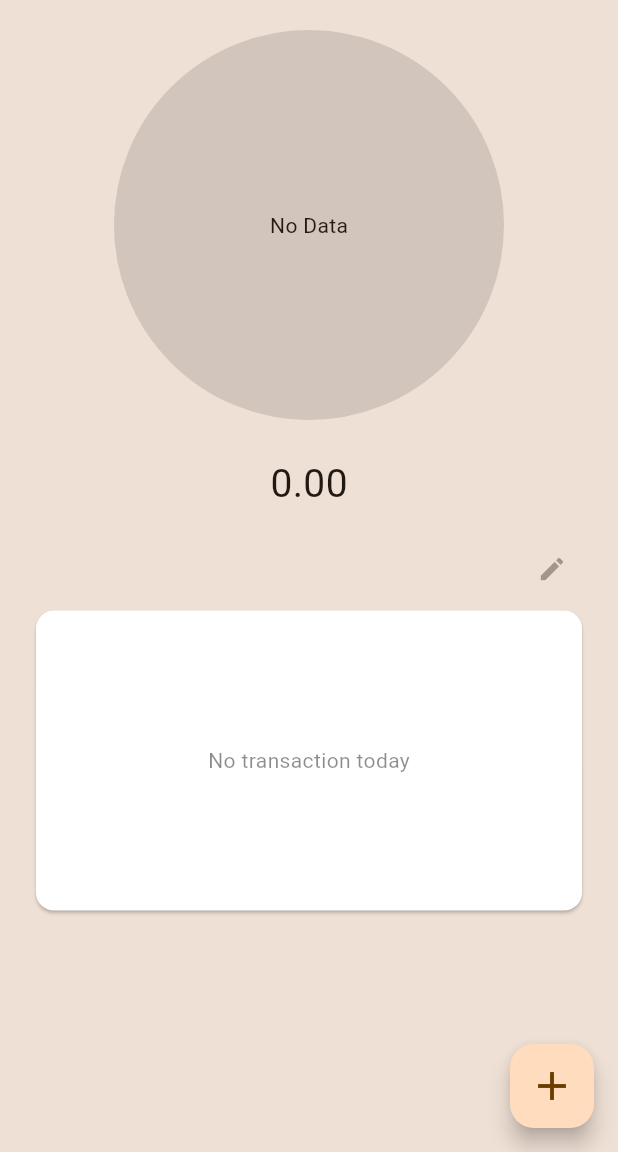
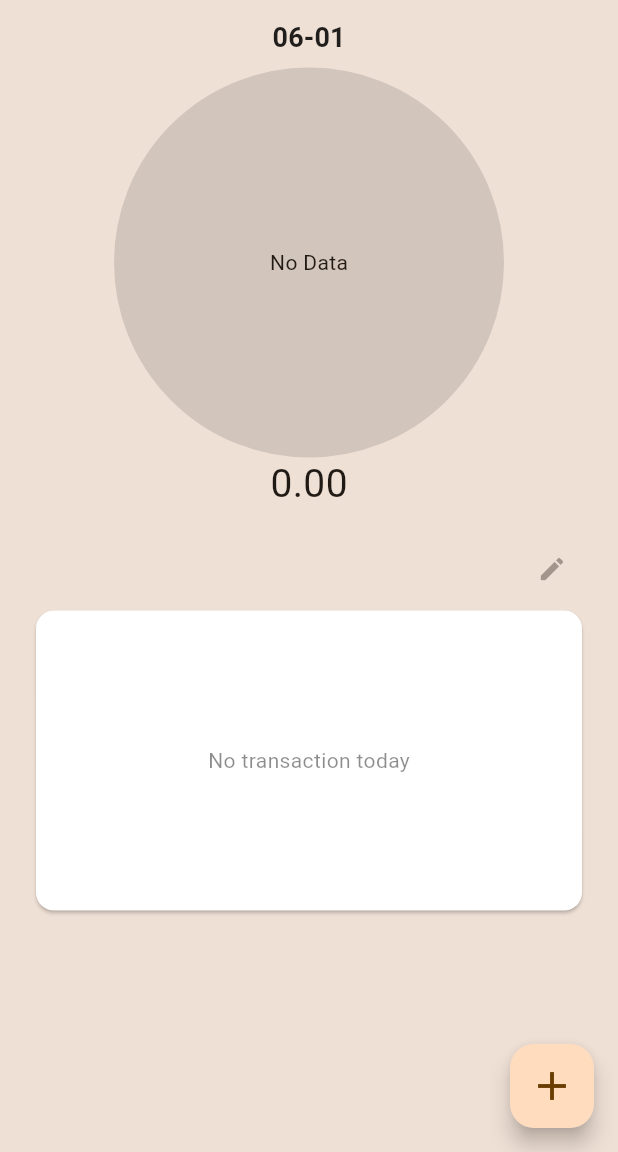
Before and after one commit to aidilrx04/duitgone2, a Flutter app: the screen it shows after launch, on a phone screen of 412 x 824 dp, the part 84-1236 px from its top. Run offline on Flutter 3.47's test engine with Material 3 defaults, Android fonts, the phone set to English and light mode, and no system bars; drawn by our look-alikes of fl_chart; our stand-ins replace shared_preferences.

Commit message:
feat(app): add date select bar to select different date

```diff
--- a/lib/models/transaction.dart
+++ b/lib/models/transaction.dart
@@ -98,6 +98,10 @@ class Transaction {
     return transactions;
   }
 
+  static List<String> getDates() {
+    return _data.entries.map((entry) => entry.key).toList();
+  }
+
   static Future<bool> save(Transaction t) async {
     final prefs = await SharedPreferences.getInstance();
 
--- a/lib/screens/app.dart
+++ b/lib/screens/app.dart
@@ -1,11 +1,39 @@
 import 'package:duitgone2/screens/Home/home.dart';
 import 'package:flutter/material.dart';
+import 'package:intl/intl.dart';
+import 'package:shared_preferences/shared_preferences.dart';
 
 class App extends StatelessWidget {
   const App({super.key});
 
+  final _testDateSelector = false;
+
   @override
   Widget build(BuildContext context) {
+    if (_testDateSelector) {
+      SharedPreferences.getInstance().then((pref) {
+        final yesterday = DateTime.now().subtract(Duration(days: 1));
+        final today = DateTime.now();
+        final tomorrow = DateTime.now().add(Duration(days: 1));
+        final _data = """{
+"${DateFormat("yyyy-MM-dd").format(yesterday)}": [
+{"amount": 1, "category": "Category 1", "date": "${yesterday.toString()}"}
+],
+"${DateFormat("yyyy-MM-dd").format(today)}": [
+{"amount": 1, "category": "Category 1", "date": "${today.toString()}"},
+{"amount": 1, "category": "Category 2", "date": "${today.toString()}"}
+],
+"${DateFormat("yyyy-MM-dd").format(tomorrow)}": [
+{"amount": 1, "category": "Category 1", "date": "${tomorrow.toString()}"},
+{"amount": 1, "category": "Category 2", "date": "${tomorrow.toString()}"},
+{"amount": 1, "category": "Category 3", "date": "${tomorrow.toString()}"}
+]
+}""";
+        print(_data);
+        pref.setString("transactions", _data);
+      });
+    }
+
     return MaterialApp(
       theme: ThemeData(
         appBarTheme: AppBarTheme(
--- /dev/null
+++ b/lib/screens/home/date_select_bar.dart
@@ -0,0 +1,103 @@
+import 'package:flutter/material.dart';
+import 'package:intl/intl.dart';
+
+class DateSelectBar extends StatelessWidget {
+  const DateSelectBar({
+    super.key,
+    required this.currentDate,
+    required this.availables,
+    required this.onDateSelected,
+  });
+
+  final DateTime currentDate;
+  final List<String> availables;
+  final void Function(String selectedDate) onDateSelected;
+
+  @override
+  Widget build(BuildContext context) {
+    // print(DateTime.now());
+    String? prev;
+    String? next;
+    prev = _getPrev();
+    next = _getNext();
+
+    final prevBtn = prev != null
+        ? TextButton(
+            onPressed: () {
+              onDateSelected(prev!);
+            },
+            child: Text(
+              DateFormat("dd-MM").format(
+                DateTime.parse(prev),
+              ),
+            ),
+          )
+        : _createEmptyDate();
+
+    final nextBtn = next != null
+        ? TextButton(
+            onPressed: () {
+              onDateSelected(next!);
+            },
+            child: Text(
+              DateFormat("dd-MM").format(
+                DateTime.parse(next),
+              ),
+            ),
+          )
+        : _createEmptyDate();
+
+    return SizedBox(
+      height: 50,
+      width: double.infinity,
+      child: Row(
+        mainAxisAlignment: MainAxisAlignment.spaceAround,
+        children: [
+          prevBtn,
+          TextButton(
+            onPressed: () {},
+            child: Text(
+              DateFormat("dd-MM").format(currentDate),
+              style: TextStyle(
+                color: Colors.black87,
+                fontWeight: FontWeight.bold,
+                fontSize: 18,
+              ),
+            ),
+          ),
+          nextBtn
+        ],
+      ),
+    );
+  }
+
+  String? _getPrev() {
+    var prevDate = currentDate.subtract(Duration(days: 1));
+    final prevDateString = DateFormat("yyyy-MM-dd").format(prevDate);
+
+    if (!availables.contains(prevDateString)) return null;
+
+    return prevDateString;
+  }
+
+  String? _getNext() {
+    var nextDate = currentDate.add(Duration(days: 1));
+    final nextDateString = DateFormat("yyyy-MM-dd").format(nextDate);
+
+    if (!availables.contains(nextDateString)) return null;
+
+    return nextDateString;
+  }
+
+  _createEmptyDate() {
+    return TextButton(
+      onPressed: null,
+      child: Text(
+        "00-00",
+        style: TextStyle(
+          color: Colors.transparent,
+        ),
+      ),
+    );
+  }
+}
--- a/lib/screens/home/home.dart
+++ b/lib/screens/home/home.dart
@@ -4,6 +4,7 @@ import 'package:duitgone2/models/category.dart';
 import 'package:duitgone2/models/transaction.dart';
 import 'package:duitgone2/screens/about/about.dart';
 import 'package:duitgone2/screens/add_record/add_record.dart';
+import 'package:duitgone2/screens/home/date_select_bar.dart';
 import 'package:duitgone2/screens/home/transaction_list.dart';
 import 'package:fl_chart/fl_chart.dart';
 import 'package:flutter/material.dart';
@@ -29,6 +30,7 @@ class _HomeState extends State<Home> {
     Transaction.loadData().then((val) {
       setState(() {
         transactions = Transaction.getDataDay(date);
+        dates = Transaction.getDates();
       });
     });
   }
@@ -61,8 +63,18 @@ class _HomeState extends State<Home> {
   ListView _createHomeDetail() {
     return ListView(
       children: [
+        DateSelectBar(
+          currentDate: date,
+          availables: dates!,
+          onDateSelected: (String selectedDate) {
+            setState(() {
+              date = DateTime.parse(selectedDate);
+              transactions = Transaction.getDataDay(date);
+            });
+          },
+        ),
         SizedBox(
-          height: 300,
+          height: 250,
           width: double.infinity,
           child: PieChart(
             duration: Duration(milliseconds: 250),
```
